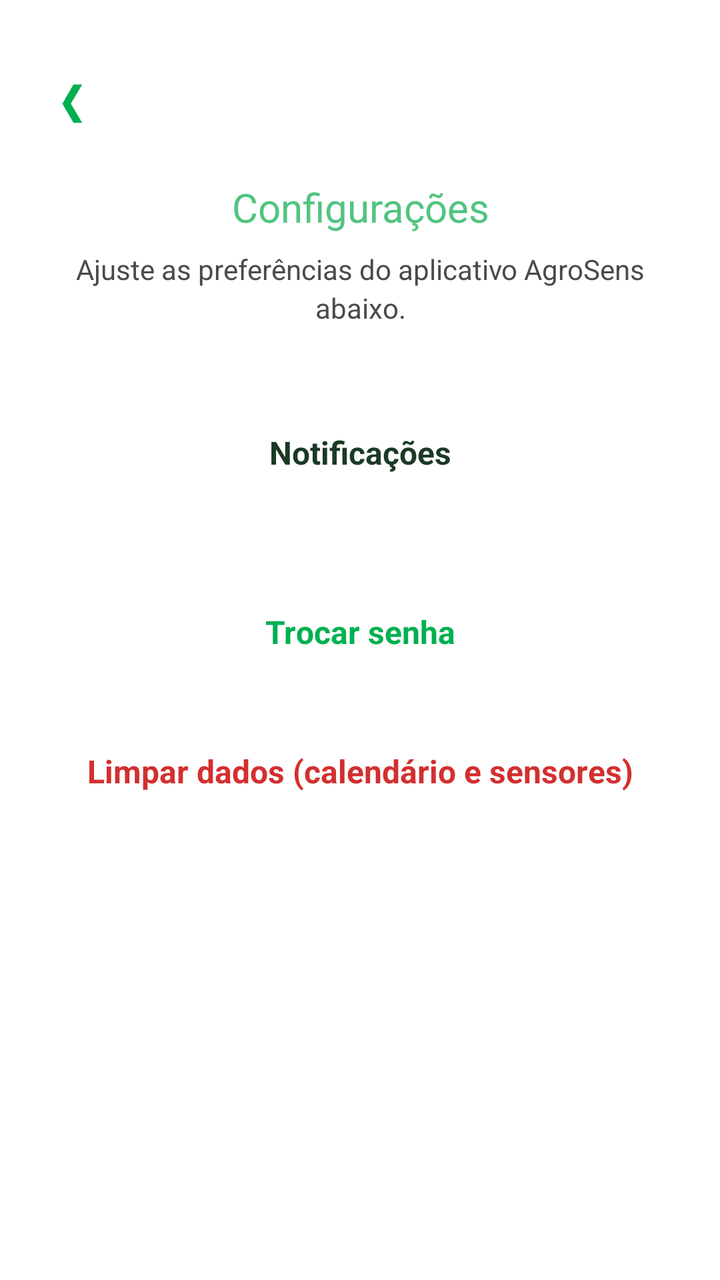
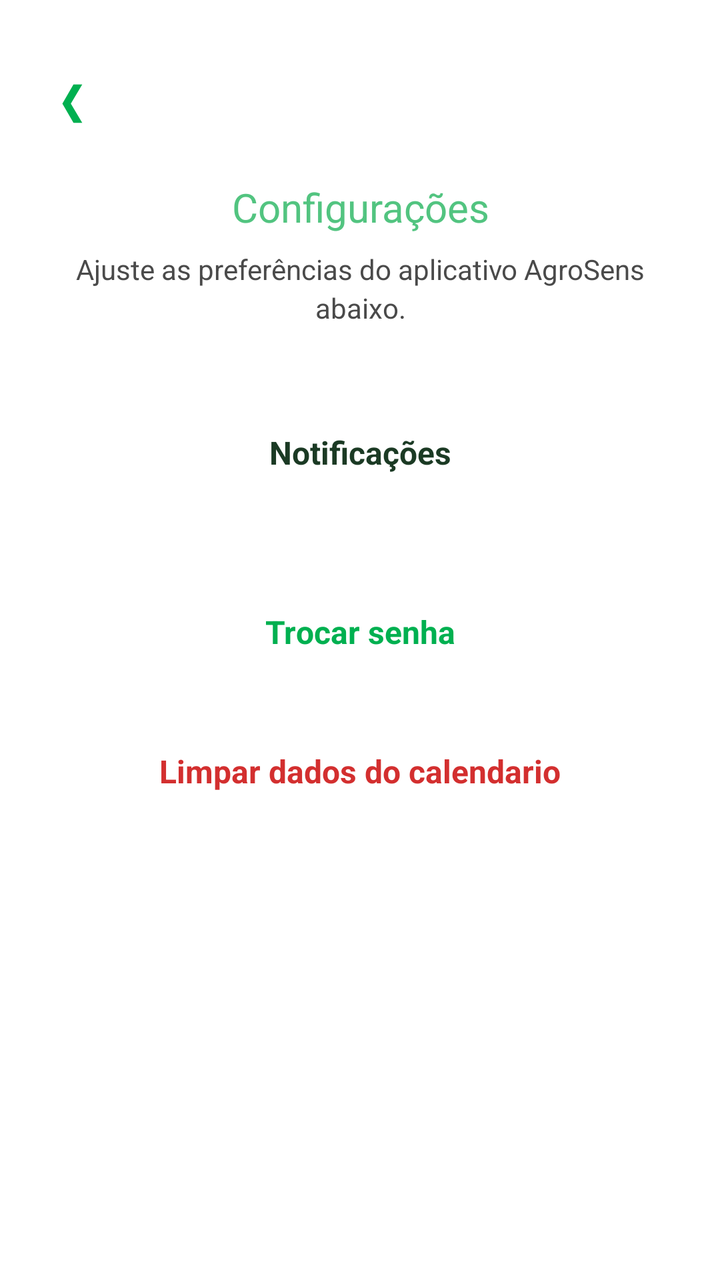

An Android layout rendered at two revisions. The XML below is the earlier revision; the diff shows what the commit changed to produce the second picture.
<!-- AndroidManifest.xml: application theme android:Theme.Material.Light.NoActionBar -->
<!-- res/layout/fragment_settings.xml -->
<RelativeLayout android:layout_width="match_parent" android:layout_height="match_parent" android:background="#FFFFFF" xmlns:android="http://schemas.android.com/apk/res/android"><RelativeLayout android:id="@+id/topBarSettings" android:layout_width="match_parent" android:layout_height="60dp" android:layout_marginTop="20dp" android:paddingLeft="16dp" android:paddingRight="16dp"><TextView android:id="@+id/btnBackSettings" android:layout_width="40dp" android:layout_height="40dp" android:layout_centerVertical="true" android:text="❮" android:textColor="#00B050" android:textSize="22sp" android:gravity="center" android:clickable="true" android:focusable="true" android:background="?attr/selectableItemBackgroundBorderless" /></RelativeLayout><ScrollView android:layout_width="match_parent" android:layout_height="match_parent" android:layout_below="@id/topBarSettings" android:fillViewport="true"><LinearLayout android:layout_width="match_parent" android:layout_height="wrap_content" android:orientation="vertical" android:paddingLeft="24dp" android:paddingRight="24dp" android:paddingTop="10dp" android:paddingBottom="40dp" android:gravity="center_horizontal"><TextView android:layout_width="wrap_content" android:layout_height="wrap_content" android:text="Configurações" android:textColor="#52C480" android:textSize="20sp" android:gravity="center" android:layout_marginBottom="8dp" /><TextView android:layout_width="match_parent" android:layout_height="wrap_content" android:text="Ajuste as preferências do aplicativo AgroSens abaixo." android:textColor="#4A4A4A" android:textSize="14sp" android:gravity="center" android:lineSpacingExtra="3dp" android:layout_marginBottom="36dp" /><TextView android:id="@+id/menuNotifications" android:layout_width="match_parent" android:layout_height="wrap_content" android:text="Notificações" android:textColor="#1B3A24" android:textSize="16sp" android:textStyle="bold" android:gravity="center" android:clickable="true" android:focusable="true" android:background="?attr/selectableItemBackground" android:padding="16dp" android:layout_marginBottom="36dp" /><TextView android:id="@+id/btnChangePassword" android:layout_width="match_parent" android:layout_height="wrap_content" android:text="Trocar senha" android:textColor="#00B050" android:textSize="16sp" android:textStyle="bold" android:gravity="center" android:clickable="true" android:focusable="true" android:background="?attr/selectableItemBackground" android:padding="16dp" android:layout_marginBottom="16dp" /><TextView android:id="@+id/btnClearData" android:layout_width="match_parent" android:layout_height="wrap_content" android:text="Limpar dados (calendário e sensores)" android:textColor="#D32F2F" android:textSize="16sp" android:textStyle="bold" android:gravity="center" android:clickable="true" android:focusable="true" android:background="?attr/selectableItemBackground" android:padding="16dp" /></LinearLayout></ScrollView></RelativeLayout>
<!-- resources referenced by this layout -->
<resources>

</resources>

<!-- the commit's change to res/layout/fragment_settings.xml (unified diff, before → after) -->
@@ -1 +1 @@
-<RelativeLayout android:layout_width="match_parent" android:layout_height="match_parent" android:background="#FFFFFF" xmlns:android="http://schemas.android.com/apk/res/android"><RelativeLayout android:id="@+id/topBarSettings" android:layout_width="match_parent" android:layout_height="60dp" android:layout_marginTop="20dp" android:paddingLeft="16dp" android:paddingRight="16dp"><TextView android:id="@+id/btnBackSettings" android:layout_width="40dp" android:layout_height="40dp" android:layout_centerVertical="true" android:text="❮" android:textColor="#00B050" android:textSize="22sp" android:gravity="center" android:clickable="true" android:focusable="true" android:background="?attr/selectableItemBackgroundBorderless" /></RelativeLayout><ScrollView android:layout_width="match_parent" android:layout_height="match_parent" android:layout_below="@id/topBarSettings" android:fillViewport="true"><LinearLayout android:layout_width="match_parent" android:layout_height="wrap_content" android:orientation="vertical" android:paddingLeft="24dp" android:paddingRight="24dp" android:paddingTop="10dp" android:paddingBottom="40dp" android:gravity="center_horizontal"><TextView android:layout_width="wrap_content" android:layout_height="wrap_content" android:text="Configurações" android:textColor="#52C480" android:textSize="20sp" android:gravity="center" android:layout_marginBottom="8dp" /><TextView android:layout_width="match_parent" android:layout_height="wrap_content" android:text="Ajuste as preferências do aplicativo AgroSens abaixo." android:textColor="#4A4A4A" android:textSize="14sp" android:gravity="center" android:lineSpacingExtra="3dp" android:layout_marginBottom="36dp" /><TextView android:id="@+id/menuNotifications" android:layout_width="match_parent" android:layout_height="wrap_content" android:text="Notificações" android:textColor="#1B3A24" android:textSize="16sp" android:textStyle="bold" android:gravity="center" android:clickable="true" android:focusable="true" android:background="?attr/selectableItemBackground" android:padding="16dp" android:layout_marginBottom="36dp" /><TextView android:id="@+id/btnChangePassword" android:layout_width="match_parent" android:layout_height="wrap_content" android:text="Trocar senha" android:textColor="#00B050" android:textSize="16sp" android:textStyle="bold" android:gravity="center" android:clickable="true" android:focusable="true" android:background="?attr/selectableItemBackground" android:padding="16dp" android:layout_marginBottom="16dp" /><TextView android:id="@+id/btnClearData" android:layout_width="match_parent" android:layout_height="wrap_content" android:text="Limpar dados (calendário e sensores)" android:textColor="#D32F2F" android:textSize="16sp" android:textStyle="bold" android:gravity="center" android:clickable="true" android:focusable="true" android:background="?attr/selectableItemBackground" android:padding="16dp" /></LinearLayout></ScrollView></RelativeLayout>
+<RelativeLayout android:layout_width="match_parent" android:layout_height="match_parent" android:background="#FFFFFF" xmlns:android="http://schemas.android.com/apk/res/android"><RelativeLayout android:id="@+id/topBarSettings" android:layout_width="match_parent" android:layout_height="60dp" android:layout_marginTop="20dp" android:paddingLeft="16dp" android:paddingRight="16dp"><TextView android:id="@+id/btnBackSettings" android:layout_width="40dp" android:layout_height="40dp" android:layout_centerVertical="true" android:text="❮" android:textColor="#00B050" android:textSize="22sp" android:gravity="center" android:clickable="true" android:focusable="true" android:background="?attr/selectableItemBackgroundBorderless" /></RelativeLayout><ScrollView android:layout_width="match_parent" android:layout_height="match_parent" android:layout_below="@id/topBarSettings" android:fillViewport="true"><LinearLayout android:layout_width="match_parent" android:layout_height="wrap_content" android:orientation="vertical" android:paddingLeft="24dp" android:paddingRight="24dp" android:paddingTop="10dp" android:paddingBottom="40dp" android:gravity="center_horizontal"><TextView android:layout_width="wrap_content" android:layout_height="wrap_content" android:text="Configurações" android:textColor="#52C480" android:textSize="20sp" android:gravity="center" android:layout_marginBottom="8dp" /><TextView android:layout_width="match_parent" android:layout_height="wrap_content" android:text="Ajuste as preferências do aplicativo AgroSens abaixo." android:textColor="#4A4A4A" android:textSize="14sp" android:gravity="center" android:lineSpacingExtra="3dp" android:layout_marginBottom="36dp" /><TextView android:id="@+id/menuNotifications" android:layout_width="match_parent" android:layout_height="wrap_content" android:text="Notificações" android:textColor="#1B3A24" android:textSize="16sp" android:textStyle="bold" android:gravity="center" android:clickable="true" android:focusable="true" android:background="?attr/selectableItemBackground" android:padding="16dp" android:layout_marginBottom="36dp" /><TextView android:id="@+id/btnChangePassword" android:layout_width="match_parent" android:layout_height="wrap_content" android:text="Trocar senha" android:textColor="#00B050" android:textSize="16sp" android:textStyle="bold" android:gravity="center" android:clickable="true" android:focusable="true" android:background="?attr/selectableItemBackground" android:padding="16dp" android:layout_marginBottom="16dp" /><TextView android:id="@+id/btnClearData" android:layout_width="match_parent" android:layout_height="wrap_content" android:text="Limpar dados do calendario" android:textColor="#D32F2F" android:textSize="16sp" android:textStyle="bold" android:gravity="center" android:clickable="true" android:focusable="true" android:background="?attr/selectableItemBackground" android:padding="16dp" /></LinearLayout></ScrollView></RelativeLayout>
